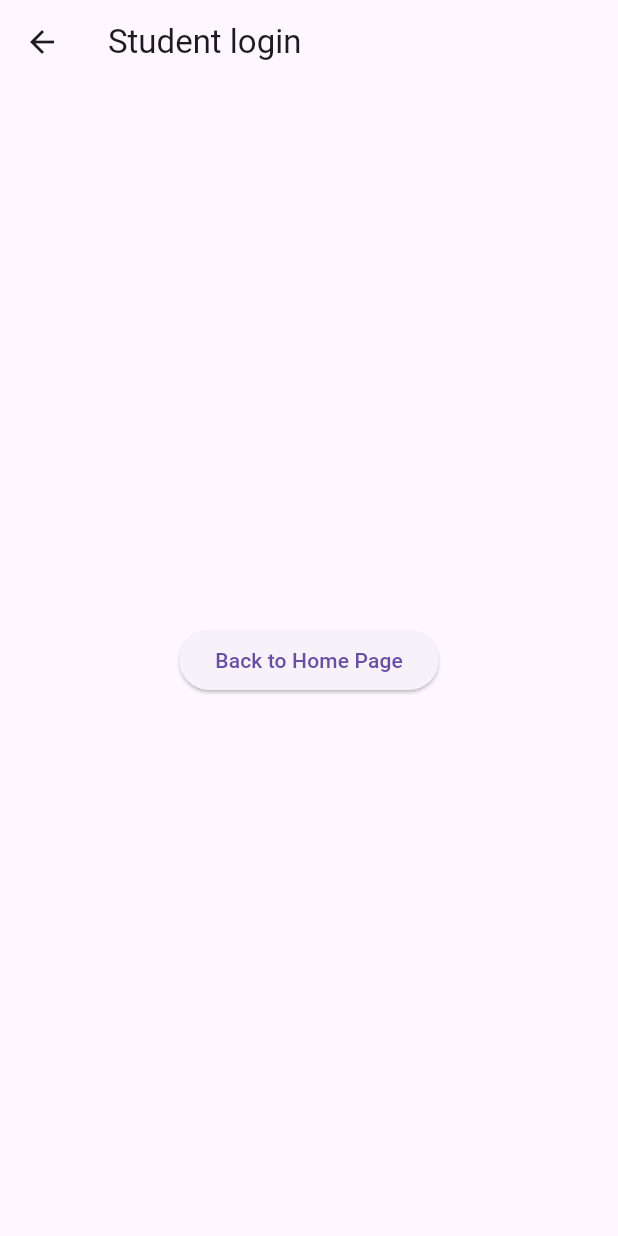
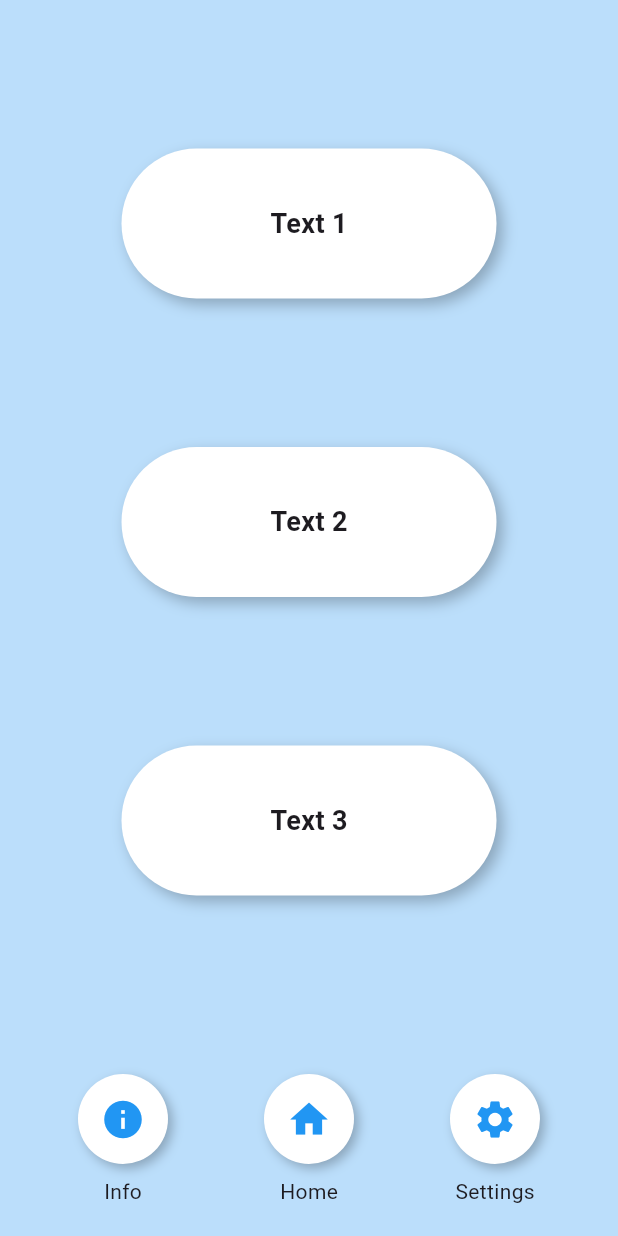
Before and after one commit to Gierka36/grannys, a Flutter app: the StudentPage screen opened directly, on a phone screen of 412 x 824 dp. Run offline on Flutter 3.47's test engine with Material 3 defaults, Android fonts, the phone set to English and light mode, and no system bars.

Commit message:
student page update

```diff
--- a/flutter_application_1/lib/second_page.dart
+++ b/flutter_application_1/lib/second_page.dart
@@ -1,4 +1,5 @@
 import 'package:flutter/material.dart';
+import 'package:flutter_application_1/student_page.dart';
 import 'elder_page.dart';
 class SecondPage extends StatelessWidget {
   @override
@@ -29,8 +30,10 @@ class SecondPage extends StatelessWidget {
             const SizedBox(height: 75), // Space between buttons
             ElevatedButton(
               onPressed: () {
-                // Action for Button 2
-                print("Button 2 pressed");
+                  Navigator.push(
+                  context,
+                  MaterialPageRoute(builder: (context) => StudentPage()),
+                  );
               },
               style: ElevatedButton.styleFrom(
                 padding: const EdgeInsets.symmetric(horizontal: 100, vertical: 50),
--- a/flutter_application_1/lib/student_page.dart
+++ b/flutter_application_1/lib/student_page.dart
@@ -1,18 +1,116 @@
 import 'package:flutter/material.dart';
+
 
 class StudentPage extends StatelessWidget {
   @override
   Widget build(BuildContext context) {
     return Scaffold(
-      appBar: AppBar(title: Text('Student login')),
-      body: Center(
-        child: ElevatedButton(
-          onPressed: () {
-            // Navigate back to the first page
-            Navigator.pop(context);
-          },
-          child: Text('Back to Home Page'),
-        ),
+      backgroundColor: Colors.blue.shade100, // Background color
+      body: Column(
+        mainAxisAlignment: MainAxisAlignment.center,
+        children: [
+          // Top Section with Three Large Ovals
+          Expanded(
+            child: Column(
+              mainAxisAlignment: MainAxisAlignment.spaceEvenly,
+              children: [
+                _buildOvalContainer("Text 1"),
+                _buildOvalContainer("Text 2"),
+                _buildOvalContainer("Text 3"),
+              ],
+            ),
+          ),
+          // Bottom Section with Three Circular Buttons
+          Padding(
+            padding: const EdgeInsets.all(20.0),
+            child: Row(
+              mainAxisAlignment: MainAxisAlignment.spaceAround,
+              children: [
+                _buildCircleButton(
+                  icon: Icons.info,
+                  label: "Info",
+                  onTap: () {
+                    // Handle Info button press
+                    print("Info button pressed");
+                  },
+                ),
+                _buildCircleButton(
+                  icon: Icons.home,
+                  label: "Home",
+                  onTap: () {
+                    Navigator.pop(context);
+                    // Handle Home button press
+                    print("Home button pressed");
+                  },
+                ),
+                _buildCircleButton(
+                  icon: Icons.settings,
+                  label: "Settings",
+                  onTap: () {
+                    // Handle Settings button press
+                    print("Settings button pressed");
+                  },
+                ),
+              ],
+            ),
+          ),
+        ],
+      ),
+    );
+  }
+
+    Widget _buildOvalContainer(String text) {
+    return Container(
+      width: 250,
+      height: 100,
+      decoration: BoxDecoration(
+        color: Colors.white,
+        borderRadius: BorderRadius.circular(50),
+        boxShadow: [
+          BoxShadow(
+            color: Colors.black26,
+            blurRadius: 8,
+            offset: Offset(4, 4),
+          ),
+        ],
+      ),
+      alignment: Alignment.center,
+      child: Text(
+        text,
+        style: TextStyle(fontSize: 18, fontWeight: FontWeight.bold),
+      ),
+    );
+  }
+
+  // Helper to build the circular buttons with icons
+  Widget _buildCircleButton({
+    required IconData icon,
+    required String label,
+    required VoidCallback onTap,
+  }) {
+    return GestureDetector(
+      onTap: onTap,
+      child: Column(
+        children: [
+          Container(
+            width: 60,
+            height: 60,
+            decoration: BoxDecoration(
+              shape: BoxShape.circle,
+              color: Colors.white,
+              boxShadow: [
+                BoxShadow(
+                  color: Colors.black26,
+                  blurRadius: 6,
+                  offset: Offset(3, 3),
+                ),
+              ],
+            ),
+            child: Icon(icon, size: 30, color: Colors.blue),
+          ),
+          SizedBox(height: 8),
+          Text(label, style: TextStyle(fontSize: 14)),
+        ],
       ),
     );
   }
```
